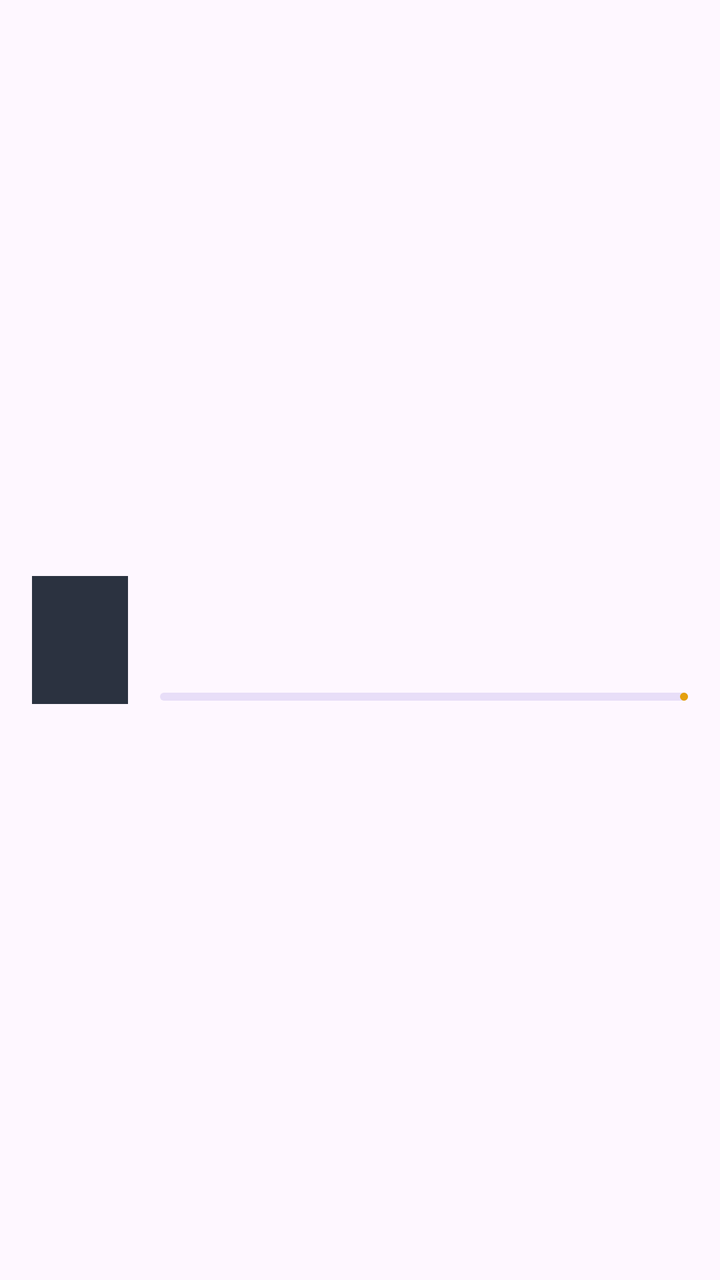
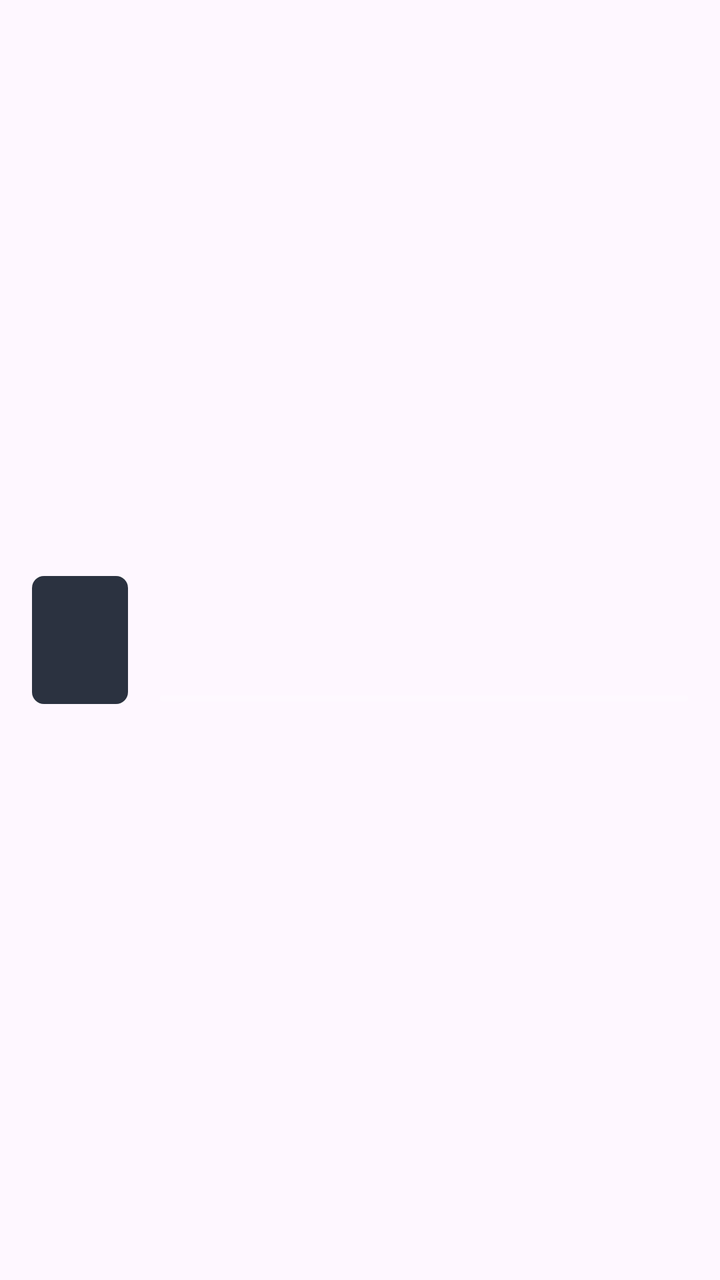

Two renders of the same Android screen: before a commit and after it. Below are the layout's source before the change and the commit's diff.
<!-- AndroidManifest.xml: application theme Theme.MediaAuto -->
<!-- res/layout/item_media.xml -->
<?xml version="1.0" encoding="utf-8"?>
<LinearLayout xmlns:android="http://schemas.android.com/apk/res/android"
    android:layout_width="match_parent"
    android:layout_height="wrap_content"
    android:background="?attr/selectableItemBackground"
    android:gravity="center_vertical"
    android:minHeight="72dp"
    android:orientation="horizontal"
    android:paddingHorizontal="16dp"
    android:paddingVertical="8dp">

    <ImageView
        android:id="@+id/art"
        android:layout_width="48dp"
        android:layout_height="64dp"
        android:importantForAccessibility="no"
        android:background="#FF2B3240"
        android:scaleType="centerCrop" />

    <LinearLayout
        android:layout_width="0dp"
        android:layout_height="wrap_content"
        android:layout_marginStart="16dp"
        android:layout_weight="1"
        android:orientation="vertical">

        <TextView
            android:id="@+id/group"
            android:layout_width="wrap_content"
            android:layout_height="wrap_content"
            android:textAppearance="?attr/textAppearanceLabelSmall"
            android:textColor="?attr/colorPrimary" />

        <TextView
            android:id="@+id/title"
            android:layout_width="match_parent"
            android:layout_height="wrap_content"
            android:ellipsize="end"
            android:maxLines="2"
            android:textAppearance="?attr/textAppearanceTitleMedium" />

        <TextView
            android:id="@+id/subtitle"
            android:layout_width="match_parent"
            android:layout_height="wrap_content"
            android:ellipsize="end"
            android:maxLines="1"
            android:textAppearance="?attr/textAppearanceBodySmall" />

        <com.google.android.material.progressindicator.LinearProgressIndicator
            android:id="@+id/progress"
            android:layout_width="match_parent"
            android:layout_height="wrap_content"
            android:layout_marginTop="4dp"
            android:max="1000" />
    </LinearLayout>
</LinearLayout>
<!-- resources referenced by this layout -->
<resources>
  <style name="Theme.MediaAuto" parent="Theme.Material3.DayNight.NoActionBar">
          <item name="colorPrimary">#E5A00D</item>
          <item name="colorSecondary">#E5A00D</item>
      </style>
</resources>

<!-- the commit's change to res/layout/item_media.xml (unified diff, before → after) -->
@@ -1,5 +1,6 @@
 <?xml version="1.0" encoding="utf-8"?>
 <LinearLayout xmlns:android="http://schemas.android.com/apk/res/android"
+    xmlns:app="http://schemas.android.com/apk/res-auto"
     android:layout_width="match_parent"
     android:layout_height="wrap_content"
     android:background="?attr/selectableItemBackground"
@@ -14,7 +15,7 @@
         android:layout_width="48dp"
         android:layout_height="64dp"
         android:importantForAccessibility="no"
-        android:background="#FF2B3240"
+        android:background="@drawable/bg_poster"
         android:scaleType="centerCrop" />
 
     <LinearLayout
@@ -51,7 +52,13 @@
             android:id="@+id/progress"
             android:layout_width="match_parent"
             android:layout_height="wrap_content"
-            android:layout_marginTop="4dp"
-            android:max="1000" />
+            android:layout_marginTop="6dp"
+            android:max="1000"
+            app:indicatorColor="#FFE5A00D"
+            app:indicatorTrackGapSize="0dp"
+            app:trackColor="#33FFFFFF"
+            app:trackCornerRadius="2dp"
+            app:trackStopIndicatorSize="0dp"
+            app:trackThickness="3dp" />
     </LinearLayout>
 </LinearLayout>
<!-- resource entries referenced after the edit -->
@@ -1,5 +1,11 @@
 <!-- resources referenced by this layout -->
 <resources>
+  <!-- drawable bg_poster (drawable) -->
+  <?xml version="1.0" encoding="utf-8"?>
+  <shape xmlns:android="http://schemas.android.com/apk/res/android">
+      <corners android:radius="6dp" />
+      <solid android:color="#FF2B3240" />
+  </shape>
   <style name="Theme.MediaAuto" parent="Theme.Material3.DayNight.NoActionBar">
           <item name="colorPrimary">#E5A00D</item>
           <item name="colorSecondary">#E5A00D</item>
